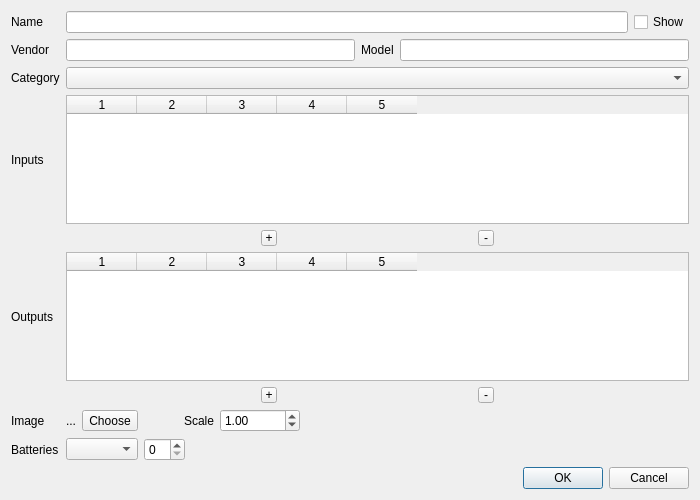
Old version of the form deviceproperties.ui in the repository uliss/patch_scene.
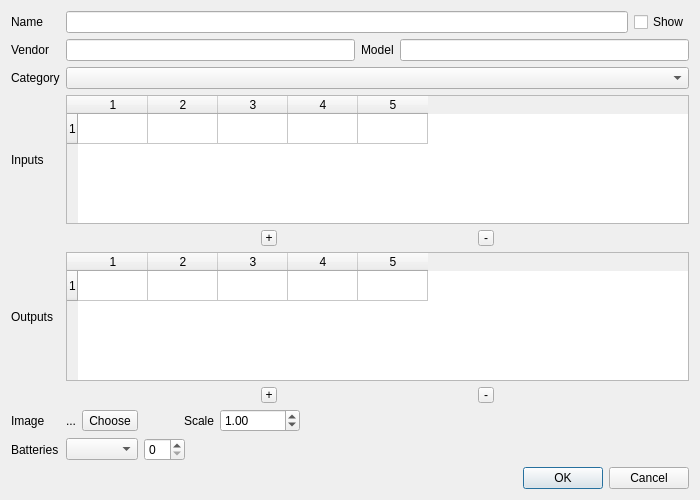
New version of the form.

Commit message: device properties editor layout

```diff
--- a/deviceproperties.ui
+++ b/deviceproperties.ui
@@ -98,6 +98,9 @@
        <property name="sizeAdjustPolicy">
         <enum>QAbstractScrollArea::AdjustToContents</enum>
        </property>
+       <property name="rowCount">
+        <number>1</number>
+       </property>
        <property name="columnCount">
         <number>5</number>
        </property>
@@ -110,6 +113,7 @@
        <attribute name="verticalHeaderHighlightSections">
         <bool>false</bool>
        </attribute>
+       <row/>
        <column/>
        <column/>
        <column/>
@@ -180,6 +184,9 @@
        <property name="sizeAdjustPolicy">
         <enum>QAbstractScrollArea::AdjustToContents</enum>
        </property>
+       <property name="rowCount">
+        <number>1</number>
+       </property>
        <property name="columnCount">
         <number>5</number>
        </property>
@@ -192,6 +199,7 @@
        <attribute name="verticalHeaderHighlightSections">
         <bool>false</bool>
        </attribute>
+       <row/>
        <column/>
        <column/>
        <column/>
```
The commit also changes 2 other files.
